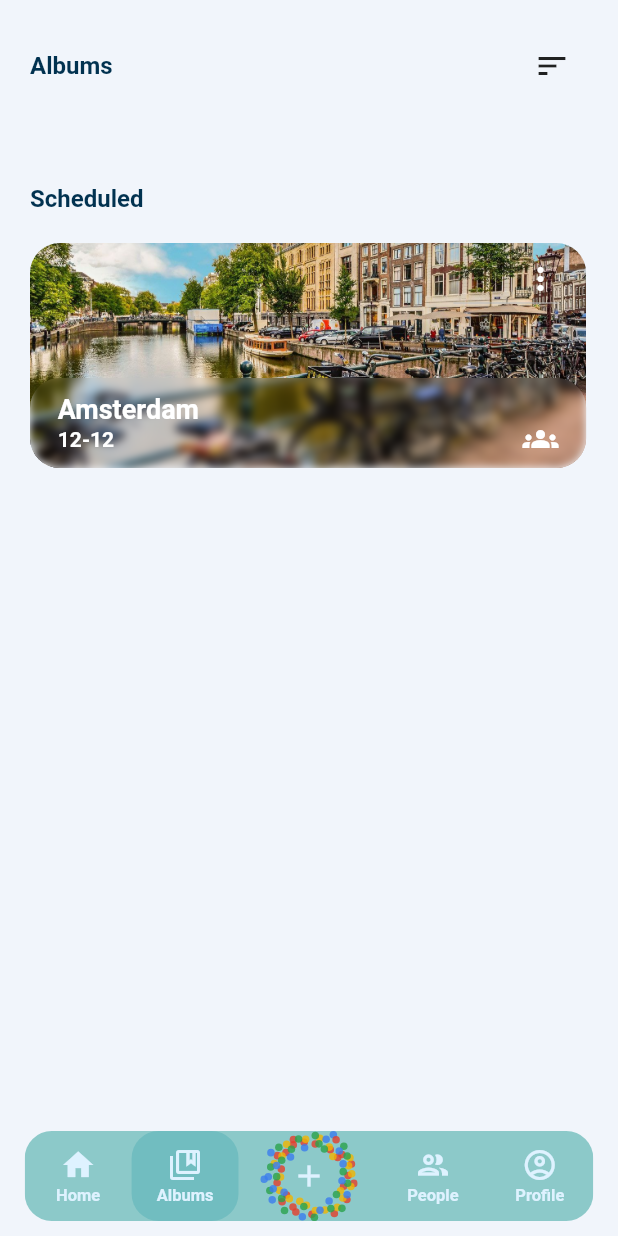
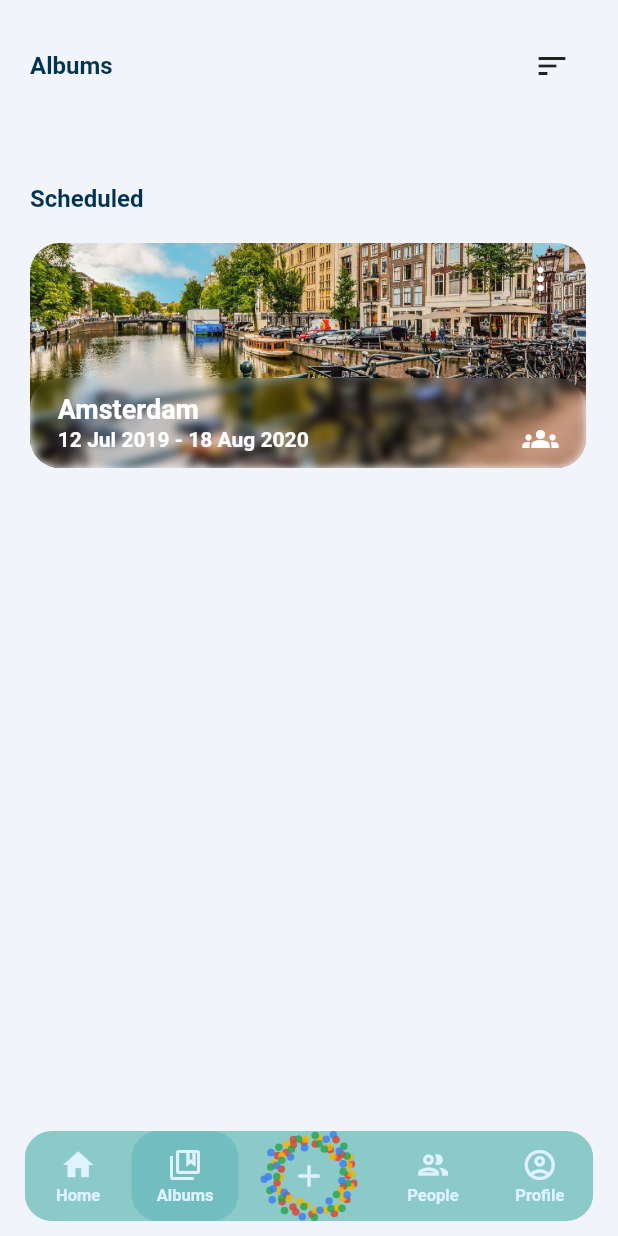
Before and after one commit to Roky360/fotogo-frontend, a Flutter app: the screen it shows after launch, on a phone screen of 412 x 824 dp. Run offline on Flutter 3.47's test engine with Material 2 defaults, Android fonts, the phone set to English and light mode, and no system bars; drawn by our look-alikes of sliding_up_panel; our stand-ins replace flutter_hooks, flutter_svg, google_fonts, image_picker, introduction_screen, lottie and 2 more; Roboto replaces fonts that are missing (Montserrat Alternates); project files that could hold a hidden picture were left out.

Commit message:
finished date formatting. Started album content page

```diff
--- a/lib/pages/albums/albums.dart
+++ b/lib/pages/albums/albums_page.dart
@@ -45,7 +45,7 @@ class _AlbumsPageState extends State<AlbumsPage> {
                   title: "Amsterdam",
                   dates: DateTimeRange(
                     start: DateTime(2019, 7, 12),
-                    end: DateTime(2019, 7, 18),
+                    end: DateTime(2020, 8, 18),
                   ),
                   isShared: true,
                 ),
--- a/lib/pages/albums/widgets/album_cover.dart
+++ b/lib/pages/albums/widgets/album_cover.dart
@@ -6,13 +6,11 @@ import 'package:intl/intl.dart';
 import 'package:sizer/sizer.dart';
 
 class AlbumCover extends StatelessWidget {
-  // TODO: move these to AlbumData class
   final AlbumData data;
 
   AlbumCover({
     Key? key,
     required this.data,
-    // TODO: figure dates format (what is the variable type..) AND make function to map this data type to string in various formats
   }) : super(key: key);
 
   final Size _size = Size(90.w, 150);
@@ -23,21 +21,25 @@ class AlbumCover extends StatelessWidget {
   final Color textFGColor = Colors.white;
 
   String formatDatesToString(DateTimeRange timeRange) {
+    final monthFormat = DateFormat('MMM');
+
     if (timeRange.start.year == timeRange.end.year) {
       // Same year
       if (timeRange.start.month == timeRange.end.month) {
         // Same month and year
-        return DateFormat('dd-dd').format(timeRange.start);
-        // return "${timeRange.start.day}-${timeRange.end.day} "
-        //     "${timeRange.start.month}, "
-        //     "${timeRange.start.year == DateTime.now().year ? "" : timeRange.start.year}";
+        return "${timeRange.start.day}-${timeRange.end.day} "
+            "${monthFormat.format(timeRange.start)}, "
+            "${timeRange.start.year == DateTime.now().year ? "" : timeRange.start.year}";
       } else {
         // Different months, same year
-        return "";
+        return "${timeRange.start.day} ${monthFormat.format(timeRange.start)} - "
+            "${timeRange.end.day} ${monthFormat.format(timeRange.end)}, "
+            "${timeRange.start.year == DateTime.now().year ? "" : timeRange.start.year}";
       }
     } else {
       // Different years
-      return "";
+      return "${timeRange.start.day} ${monthFormat.format(timeRange.start)} ${timeRange.start.year} - "
+          "${timeRange.end.day} ${monthFormat.format(timeRange.end)} ${timeRange.end.year}";
     }
   }
 
@@ -145,7 +147,13 @@ class AlbumCover extends StatelessWidget {
                 // menuMaxHeight: _size.height,
               ),
             ),
-          )
+          ),
+          InkWell(
+            onTap: () {
+              print(1);
+            },
+            borderRadius: BorderRadius.circular(_borderRadius),
+          ),
         ],
       ),
     );
--- a/lib/pages/app_navigator/app_navigator.dart
+++ b/lib/pages/app_navigator/app_navigator.dart
@@ -9,7 +9,7 @@ import 'package:fotogo/widgets/sliding_up_panel.dart';
 import 'package:sizer/sizer.dart';
 import 'package:sliding_up_panel/sliding_up_panel.dart';
 
-import '../home.dart';
+import '../home_page.dart';
 
 class AppNavigator extends StatefulWidget {
   const AppNavigator({Key? key}) : super(key: key);
--- a/lib/pages/pages.dart
+++ b/lib/pages/pages.dart
@@ -1,5 +1,5 @@
-export 'home.dart';
-export 'albums/albums.dart';
+export 'home_page.dart';
+export 'albums/albums_page.dart';
 export 'people.dart';
 export 'profile.dart';
 
```
Also changed, not shown: lib/pages/albums/album_content_page.dart (added, +10 -0 lines), lib/pages/home_page.dart (renamed from lib/pages/home.dart).
